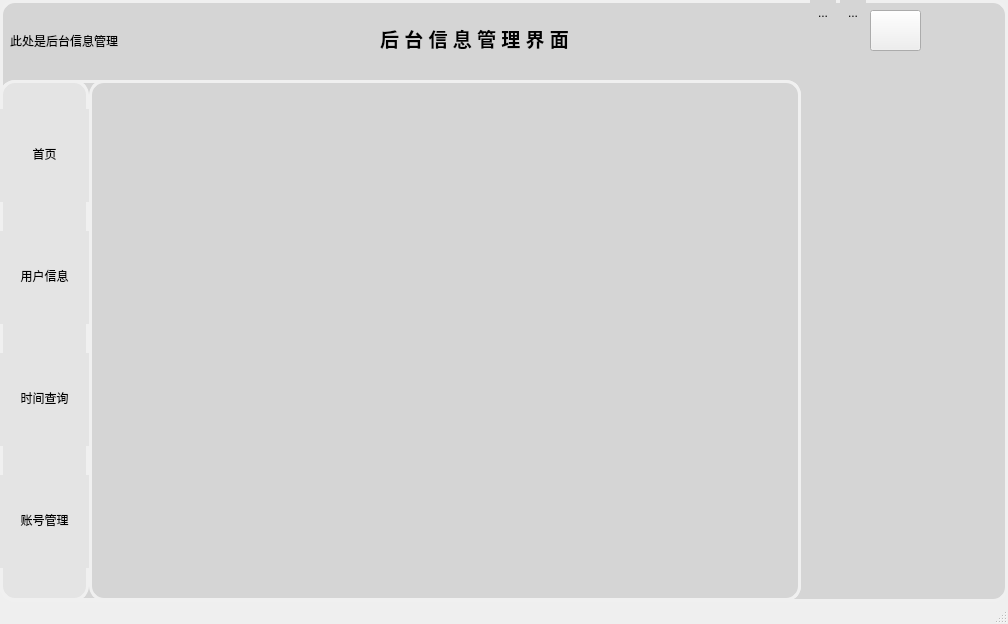
Before: the Qt Designer form CDSignInSystem/backend.ui in ClearDewy/CDSignInSystem, drawn with Qt 5.
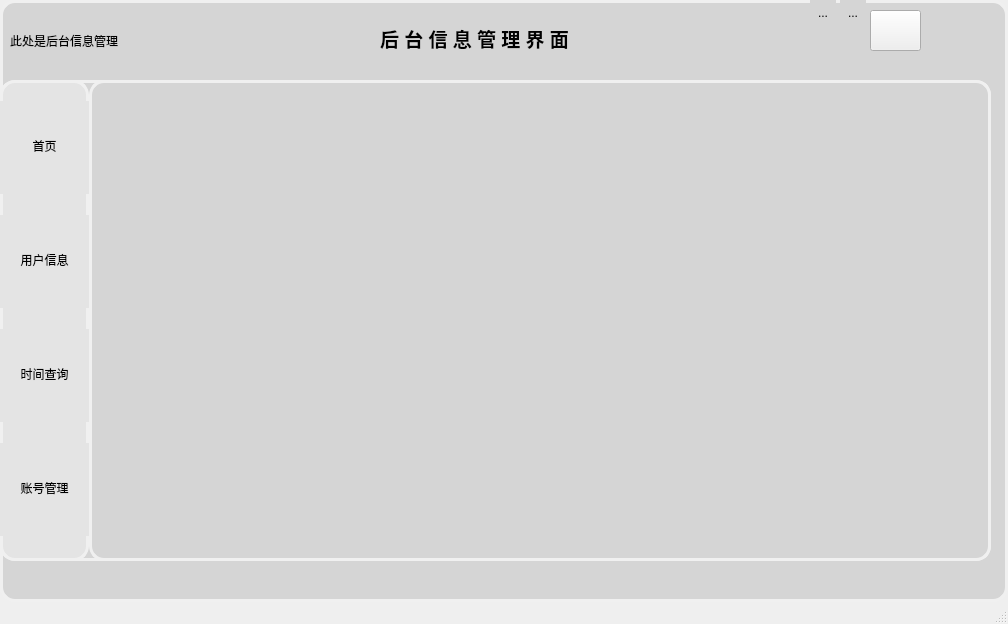
After: the same form once the commit is applied.

The edit to the form file:
```diff
--- a/CDSignInSystem/backend.ui
+++ b/CDSignInSystem/backend.ui
@@ -58,8 +58,8 @@
      <rect>
       <x>0</x>
       <y>80</y>
-      <width>801</width>
-      <height>521</height>
+      <width>991</width>
+      <height>481</height>
      </rect>
     </property>
     <property name="baseSize">
```
Left out of the diff: 2 changed lines with no effect on the pictures.
